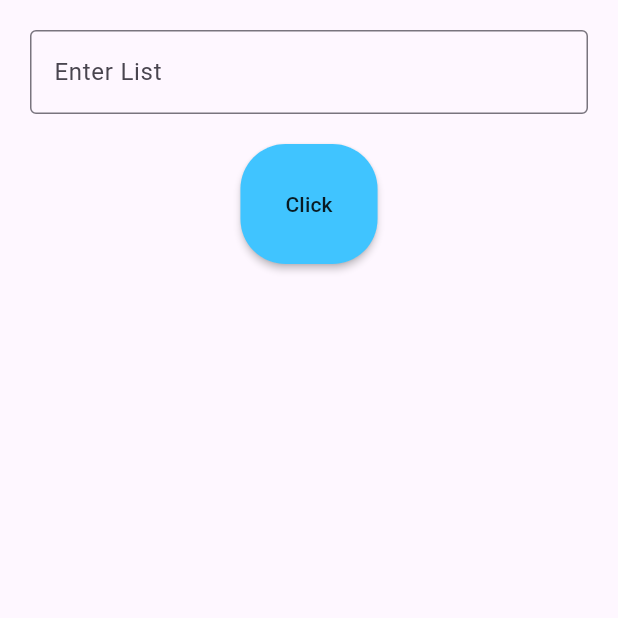
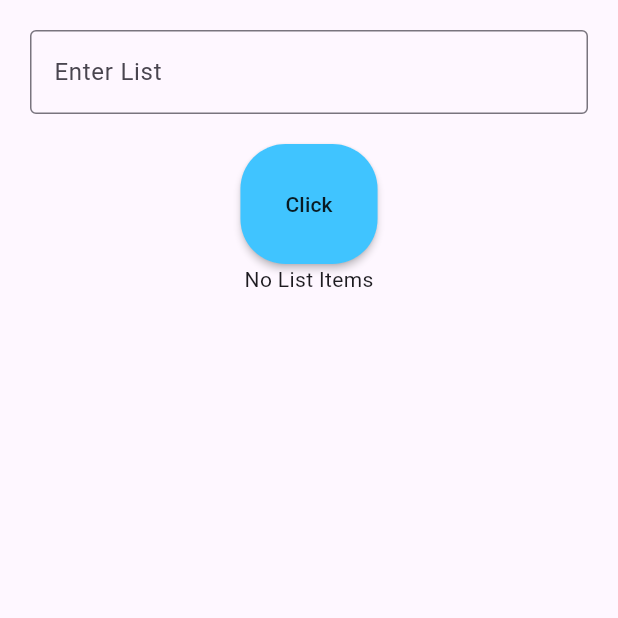
Before and after one commit to Jathu23/First-Flutter-Project, a Flutter app: the screen it shows after launch, on a phone screen of 412 x 824 dp, the top half of it. Run offline on Flutter 3.47's test engine with Material 3 defaults, Android fonts, the phone set to English and light mode, and no system bars.

Commit message:
get text input

```diff
--- a/lib/main.dart
+++ b/lib/main.dart
@@ -4,7 +4,15 @@ void main() {
   runApp(todo());
 }
 
-class todo extends StatelessWidget{
+class todo extends StatefulWidget{
+  @override
+  State<todo> createState() => _todoState();
+}
+
+class _todoState extends State<todo> {
+  String listdata = "No List Items";
+  TextEditingController listdatacontroller = TextEditingController();
+
   @override
   Widget build(BuildContext context) {
 
@@ -15,18 +23,31 @@ class todo extends StatelessWidget{
       Container(
         padding: EdgeInsets.all(20),
         child:       TextField(
+          controller: listdatacontroller,
               decoration: InputDecoration(
                 border: OutlineInputBorder(),
                 label: Text("Enter List")),
             ),
       ),
-      MaterialButton(onPressed:  () {} ,
+      MaterialButton(onPressed:  () {
+        setState(() {
+          listdata = listdatacontroller.text;
+        });
+      } ,
+      onLongPress: () {
+        setState(() {
+           listdata = "long presed";
+        });
+      },
       padding: EdgeInsets.all(30),
       color: Colors.lightBlueAccent,
       shape: RoundedRectangleBorder(borderRadius:BorderRadius.circular(30) ),
 
-      child: Text("Click"),)
+      child: Text("Click"),
+      ),
+      Text(listdata)
           ],
+
         ) ,)
     ));
   }
```
